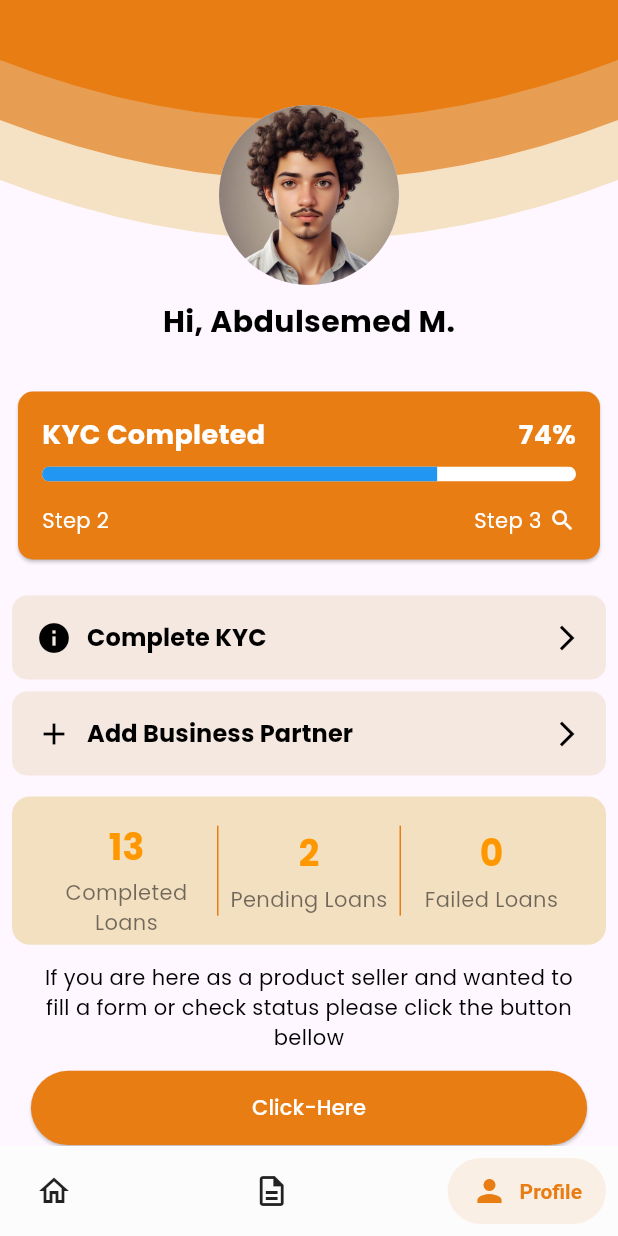
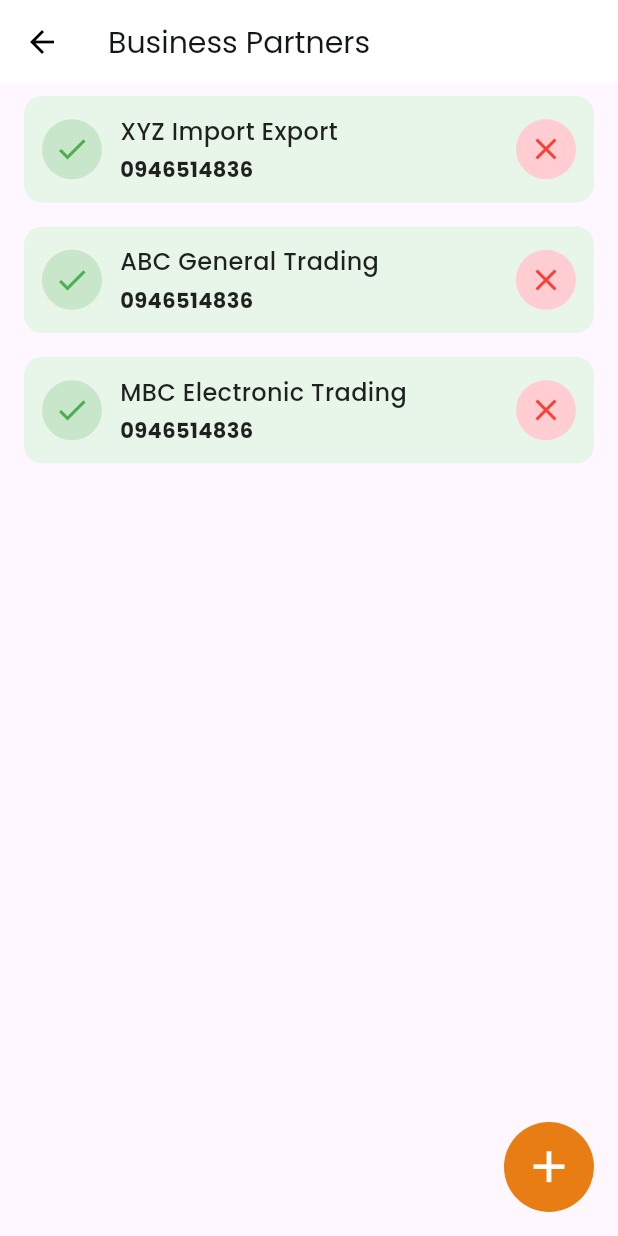
Before and after one commit to AbdulsemedM/Is-Fin, a Flutter app: the DashboardPage screen opened directly, item 3 of the bottom bar chosen, after a tap on "Add Business Partner", on a phone screen of 412 x 824 dp. Run offline on Flutter 3.47's test engine with Material 3 defaults, Android fonts, the phone set to English and light mode, and no system bars; drawn by our look-alikes of salomon_bottom_bar; our stand-ins replace custom_sliding_segmented_control.

Commit message:
profiles, KYC, business_partner

```diff
--- a/lib/app/utils/app_theme.dart
+++ b/lib/app/utils/app_theme.dart
@@ -14,11 +14,11 @@ class AppTheme {
               color: AppColors.primaryTextColor),
           displayMedium: TextStyle(
               fontSize: 24.0,
-              fontStyle: FontStyle.italic,
+              // fontStyle: FontStyle.italic,
               color: AppColors.primaryTextColor),
           displaySmall: TextStyle(
               fontSize: 20,
-              fontStyle: FontStyle.italic,
+              // fontStyle: FontStyle.italic,
               color: AppColors.primaryTextColor),
           bodyLarge: TextStyle(fontSize: 16.0, color: Colors.black),
           bodyMedium: TextStyle(fontSize: 14.0, color: Colors.black),
--- a/lib/features/KYC/presentation/screen/kyc_screen.dart
+++ b/lib/features/KYC/presentation/screen/kyc_screen.dart
@@ -23,7 +23,11 @@ class _CompleteKYCDetailState extends State<CompleteKYCDetail> {
   @override
   Widget build(BuildContext context) {
     return Scaffold(
-      appBar: AppBar(title: Text('Complete KYC')),
+      appBar: AppBar(
+          title: Text(
+        'Complete KYC',
+        style: Theme.of(context).textTheme.displaySmall,
+      )),
       body: Column(
         children: [
           Padding(
--- a/lib/features/KYC/presentation/widgets/personal_info.dart
+++ b/lib/features/KYC/presentation/widgets/personal_info.dart
@@ -104,7 +104,7 @@ class _PersonalInfoState extends State<PersonalInfo> {
           ),
           const SizedBox(height: 16),
           const SizedBox(height: 8),
-          Row(
+          const Row(
             children: [
               Text(
                 'Select Id. from gallery or capture',
--- /dev/null
+++ b/lib/features/business_partner/presentation/screen/business_partners_screen.dart
@@ -0,0 +1,63 @@
+import 'package:flutter/material.dart';
+import 'package:ifb_loan/app/utils/app_colors.dart';
+import 'package:ifb_loan/features/business_partner/presentation/screen/add_bisiness_partner_screen.dart';
+import 'package:ifb_loan/features/business_partner/presentation/widget/business_partners_card.dart';
+
+class BusinessPartnersScreen extends StatefulWidget {
+  const BusinessPartnersScreen({super.key});
+
+  @override
+  State<BusinessPartnersScreen> createState() => _BusinessPartnersScreenState();
+}
+
+class _BusinessPartnersScreenState extends State<BusinessPartnersScreen> {
+  @override
+  Widget build(BuildContext context) {
+    return Scaffold(
+      floatingActionButton: GestureDetector(
+        onTap: () {
+          Navigator.push(
+              context,
+              MaterialPageRoute(
+                  builder: (context) => const AddBisinessPartnerScreen()));
+        },
+        child: const CircleAvatar(
+          backgroundColor: AppColors.primaryDarkColor,
+          radius: 30,
+          child: Icon(
+            size: 35,
+            Icons.add_outlined,
+            color: Colors.white,
+          ),
+        ),
+      ),
+      appBar: AppBar(
+        title: Text(
+          "Business Partners",
+          style: Theme.of(context).textTheme.displaySmall,
+        ),
+      ),
+      body: SingleChildScrollView(
+        child: Column(
+          children: [
+            BusinessPartnersCard(
+                name: "XYZ Import Export",
+                id: "0946514836",
+                onAccept: () {},
+                onReject: () {}),
+            BusinessPartnersCard(
+                name: "ABC General Trading",
+                id: "0946514836",
+                onAccept: () {},
+                onReject: () {}),
+            BusinessPartnersCard(
+                name: "MBC Electronic Trading",
+                id: "0946514836",
+                onAccept: () {},
+                onReject: () {}),
+          ],
+        ),
+      ),
+    );
+  }
+}
--- /dev/null
+++ b/lib/features/business_partner/presentation/widget/business_partners_card.dart
@@ -0,0 +1,83 @@
+import 'package:flutter/material.dart';
+
+class BusinessPartnersCard extends StatelessWidget {
+  final String name;
+  final String id;
+  final VoidCallback onAccept;
+  final VoidCallback onReject;
+
+  const BusinessPartnersCard({
+    Key? key,
+    required this.name,
+    required this.id,
+    required this.onAccept,
+    required this.onReject,
+  }) : super(key: key);
+
+  @override
+  Widget build(BuildContext context) {
+    return Container(
+      margin: const EdgeInsets.symmetric(vertical: 8.0, horizontal: 16.0),
+      padding: const EdgeInsets.all(12.0),
+      decoration: BoxDecoration(
+        color: Colors.green[50],
+        borderRadius: BorderRadius.circular(12.0),
+      ),
+      child: Row(
+        crossAxisAlignment: CrossAxisAlignment.center,
+        children: [
+          // Accept Icon
+          GestureDetector(
+            onTap: onAccept,
+            child: CircleAvatar(
+              backgroundColor: Colors.green[100],
+              child: Icon(
+                Icons.check,
+                color: Colors.green,
+              ),
+            ),
+          ),
+          const SizedBox(width: 12.0),
+
+          // Name and ID
+          Expanded(
+            child: Column(
+              crossAxisAlignment: CrossAxisAlignment.start,
+              children: [
+                Text(
+                  name,
+                  style: TextStyle(
+                    fontSize: 16,
+                    fontWeight: FontWeight.w500,
+                    color: Colors.black87,
+                  ),
+                ),
+                const SizedBox(height: 4.0),
+                Text(
+                  id,
+                  style: TextStyle(
+                    fontSize: 14,
+                    fontWeight: FontWeight.bold,
+                    color: Colors.black87,
+                  ),
+                ),
+              ],
+            ),
+          ),
+
+          // Reject Icon
+          GestureDetector(
+            onTap: onReject,
+            child: CircleAvatar(
+              backgroundColor: Colors.red[100],
+              child: Icon(
+                Icons.close,
+                color: Colors.red,
+              ),
+            ),
+          ),
+        ],
+      ),
+    );
+  }
+}
--- a/lib/features/profile/presentation/screens/profile_screen.dart
+++ b/lib/features/profile/presentation/screens/profile_screen.dart
@@ -3,6 +3,7 @@ import 'package:ifb_loan/app/app_button.dart';
 import 'package:ifb_loan/app/utils/app_colors.dart';
 import 'package:ifb_loan/app/utils/app_theme.dart';
 import 'package:ifb_loan/features/KYC/presentation/screen/kyc_screen.dart';
+import 'package:ifb_loan/features/business_partner/presentation/screen/business_partners_screen.dart';
 import 'package:ifb_loan/features/profile/presentation/widgets/custome_list_button.dart';
 import 'package:ifb_loan/features/profile/presentation/widgets/kyc_card_widget.dart';
 import 'package:ifb_loan/features/profile/presentation/widgets/loan_status_card.dart';
@@ -78,7 +79,11 @@ class _ProfileScreenState extends State<ProfileScreen> {
                 icon: Icons.add,
                 title: 'Add Business Partner',
                 onPressed: () {
-                  // Callback for Add Business Partner button
+                  Navigator.push(
+                      context,
+                      MaterialPageRoute(
+                          builder: (context) =>
+                              const BusinessPartnersScreen()));
                 },
               ),
               SizedBox(height: 10),
--- a/lib/features/splash_screen/splash_screen.dart
+++ b/lib/features/splash_screen/splash_screen.dart
@@ -164,7 +164,7 @@ class _SplashScreenPageState extends State<SplashScreenPage> {
                     Padding(
                       padding: const EdgeInsets.symmetric(horizontal: 15.0),
                       child: MyButton(
-                          height: ScreenConfig.screenHeight * 0.06,
+                          // height: ScreenConfig.screenHeight * 0.06,
                           width: ScreenConfig.screenWidth * 0.5,
                           backgroundColor: loading
                               ? AppColors.iconColor
```
Also changed, not shown: lib/features/KYC/presentation/widgets/bank_account_widget.dart (added, +83 -0 lines), lib/features/KYC/presentation/widgets/bank_link.dart (+74 -61 lines), lib/features/business_partner/presentation/screen/add_bisiness_partner_screen.dart (added, +23 -0 lines).
